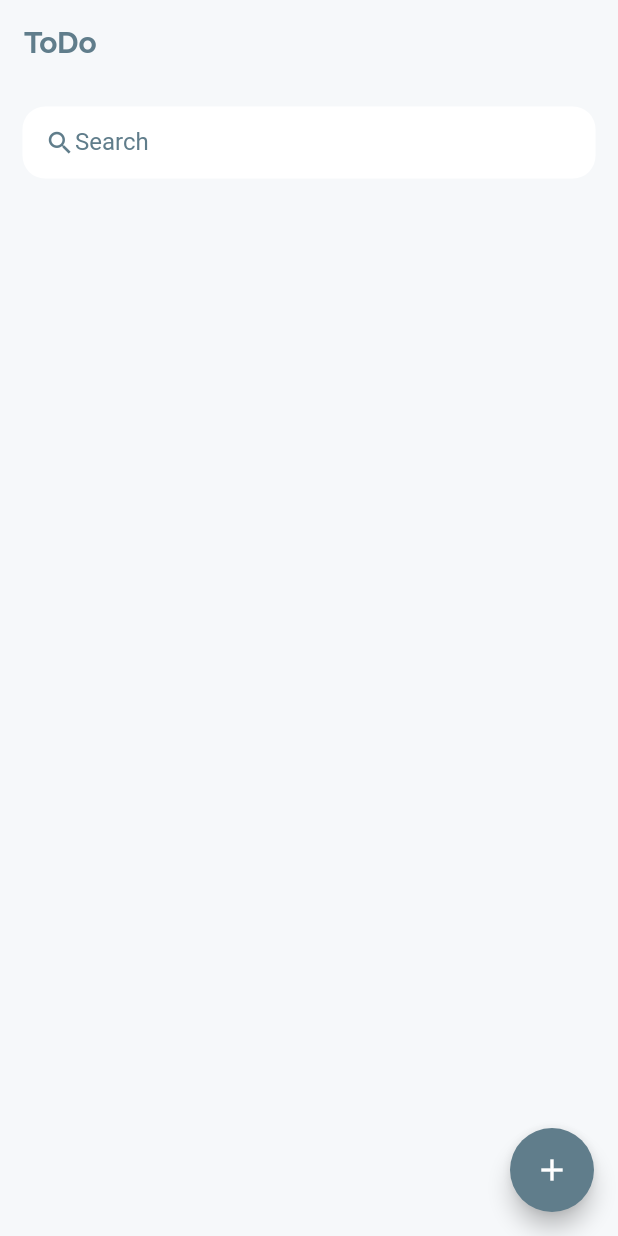
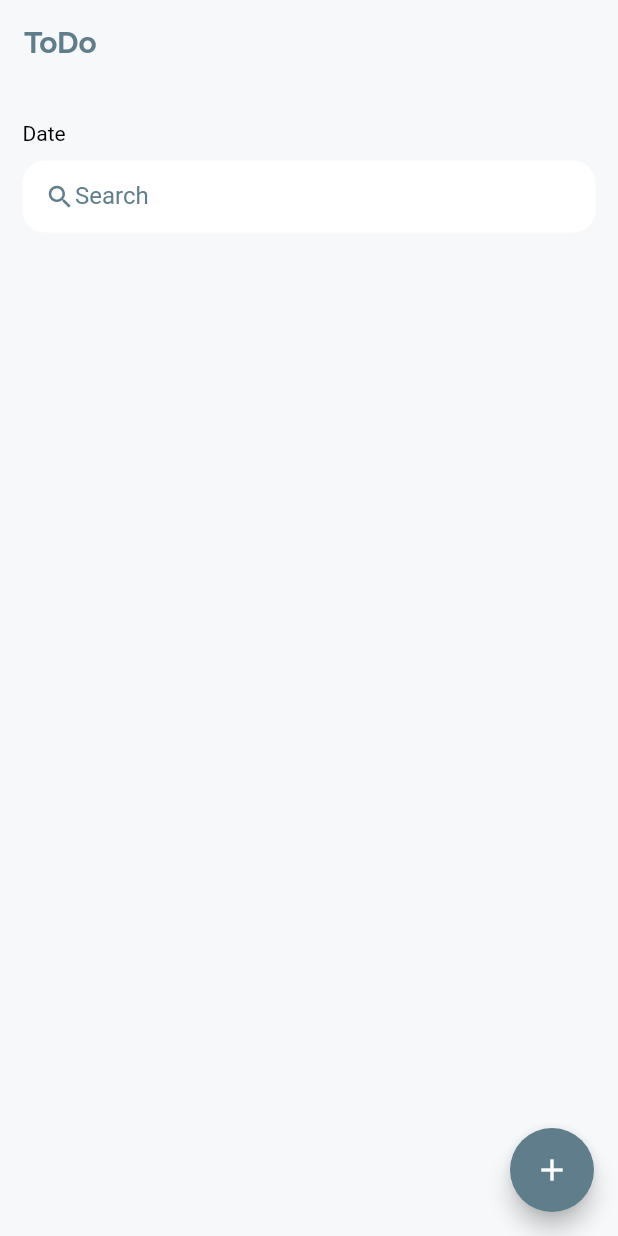
Before and after one commit to amira334/todo, a Flutter app: the screen it shows after launch, on a phone screen of 412 x 824 dp. Run offline on Flutter 3.47's test engine with Material 2 defaults, Android fonts, the phone set to English and light mode, and no system bars.

Commit message:
added 'date'

```diff
--- a/lib/screens/home.dart
+++ b/lib/screens/home.dart
@@ -1,6 +1,7 @@
 import 'package:flutter/material.dart';
 import '/main.dart';
 import './search.dart';
+//import 'package:intl/intl.dart';
 
 class Home extends StatefulWidget {
   @override
@@ -24,8 +25,31 @@ class _HomeState extends State<Home> {
       ),
       body: Container(
         padding: const EdgeInsets.all(15),
-            child: Search()
-      ),
-    );
+        child: Stack(
+            children: [
+              Column(
+                children: [
+                  Row(
+                    children: [
+                      Container(
+                        margin: const EdgeInsets.symmetric(
+                          vertical: 10,
+                        ),
+                        child: Column(
+                          crossAxisAlignment: CrossAxisAlignment.start,
+                          children: const [
+                            Text('Date'),
+                          ],
+                        ),
+                      )
+                    ],
+                  ),
+                  Search(),
+                ],
+              ),
+             ]
+          ),
+        ),
+      );
   }
 }
--- a/lib/screens/search.dart
+++ b/lib/screens/search.dart
@@ -20,12 +20,13 @@ class _SearchState extends State<Search> {
       child: TextField(
         cursorColor: Theme.of(context).textSelectionTheme.cursorColor,
         decoration: InputDecoration(
+          //labelText: 'Search',
             contentPadding: EdgeInsets.all(0),
           prefixIcon: Icon(Icons.search,
           color: Theme.of(context).colorScheme.secondary,
           size: 20,),
           prefixIconConstraints: BoxConstraints(
-              maxHeight: 20,
+            maxHeight: 20,
             minWidth: 20,
           ),
           border: InputBorder.none,
```
